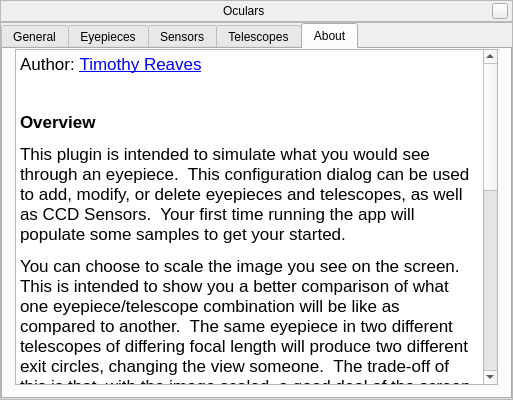
519984307/stellarium_src, file plugins/Oculars/src/gui/ocularDialog.ui: the form before one commit.
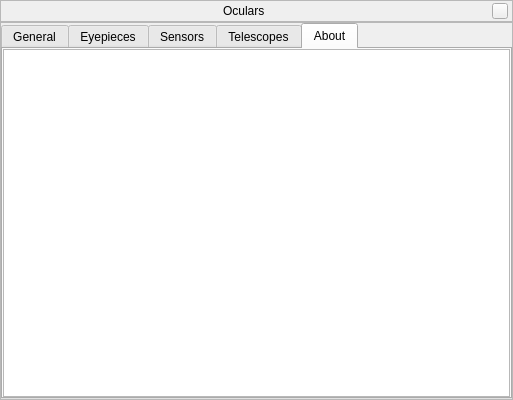
The form after the commit. The open tabs and pages were chosen to show the change. Icons and pictures are not drawn. Custom widgets are drawn as their Qt base class.

Commit message: Oculars About tab now uses dynamically generated text, including dynamic key bindings display and fixed degree signs; fixed wrong QAction name

Patch:
```diff
--- a/plugins/Oculars/src/gui/ocularDialog.ui
+++ b/plugins/Oculars/src/gui/ocularDialog.ui
@@ -1225,42 +1225,13 @@
           <string>About</string>
          </attribute>
          <layout class="QGridLayout" name="gridLayout">
-          <property name="leftMargin">
-           <number>12</number>
-          </property>
-          <property name="topMargin">
+          <property name="margin">
            <number>0</number>
           </property>
-          <property name="rightMargin">
-           <number>12</number>
-          </property>
-          <property name="bottomMargin">
-           <number>12</number>
-          </property>
           <item row="0" column="0">
            <widget class="QTextBrowser" name="textBrowser">
-            <property name="html">
-             <string>&lt;!DOCTYPE HTML PUBLIC &quot;-//W3C//DTD HTML 4.0//EN&quot; &quot;http://www.w3.org/TR/REC-html40/strict.dtd&quot;&gt;
-&lt;html&gt;&lt;head&gt;&lt;meta name=&quot;qrichtext&quot; content=&quot;1&quot; /&gt;&lt;style type=&quot;text/css&quot;&gt;
-p, li { white-space: pre-wrap; }
-&lt;/style&gt;&lt;/head&gt;&lt;body style=&quot; font-family:'Ubuntu'; font-size:11pt; font-weight:400; font-style:normal;&quot;&gt;
-&lt;table border=&quot;0&quot; style=&quot;-qt-table-type: root; margin-top:4px; margin-bottom:4px; margin-left:4px; margin-right:4px;&quot;&gt;
-&lt;tr&gt;
-&lt;td style=&quot;border: none;&quot;&gt;
-&lt;p style=&quot; margin-top:0px; margin-bottom:0px; margin-left:0px; margin-right:0px; -qt-block-indent:0; text-indent:0px;&quot;&gt;&lt;span style=&quot; font-family:'Lucida Grande'; font-size:13pt;&quot;&gt;Author: &lt;/span&gt;&lt;a href=&quot;treaves@silverfieldstech.com&quot;&gt;&lt;span style=&quot; font-family:'Lucida Grande'; font-size:13pt; text-decoration: underline; color:#0000ff;&quot;&gt;Timothy Reaves&lt;/span&gt;&lt;/a&gt;&lt;/p&gt;
-&lt;p style=&quot;-qt-paragraph-type:empty; margin-top:0px; margin-bottom:0px; margin-left:0px; margin-right:0px; -qt-block-indent:0; text-indent:0px; font-family:'Lucida Grande'; font-size:13pt;&quot;&gt;&lt;/p&gt;
-&lt;p style=&quot; margin-top:18px; margin-bottom:12px; margin-left:0px; margin-right:0px; -qt-block-indent:0; text-indent:0px;&quot;&gt;&lt;span style=&quot; font-family:'Lucida Grande'; font-size:13pt; font-weight:600;&quot;&gt;Overview&lt;/span&gt;&lt;/p&gt;
-&lt;p style=&quot; margin-top:12px; margin-bottom:12px; margin-left:0px; margin-right:0px; -qt-block-indent:0; text-indent:0px;&quot;&gt;&lt;span style=&quot; font-family:'Lucida Grande'; font-size:13pt;&quot;&gt;This plugin is intended to simulate what you would see through an eyepiece.  This configuration dialog can be used to add, modify, or delete eyepieces and telescopes, as well as CCD Sensors.  Your first time running the app will populate some samples to get your started.&lt;/span&gt;&lt;/p&gt;
-&lt;p style=&quot; margin-top:12px; margin-bottom:12px; margin-left:0px; margin-right:0px; -qt-block-indent:0; text-indent:0px;&quot;&gt;&lt;span style=&quot; font-family:'Lucida Grande'; font-size:13pt;&quot;&gt;You can choose to scale the image you see on the screen.  This is intended to show you a better comparison of what one eyepiece/telescope combination will be like as compared to another.  The same eyepiece in two different telescopes of differing focal length will produce two different exit circles, changing the view someone.  The trade-off of this is that, with the image scaled, a good deal of the screen can be wasted.  Therefor I recommend that you leave it off, unless you feel you have a need of it.&lt;/span&gt;&lt;/p&gt;
-&lt;p style=&quot; margin-top:12px; margin-bottom:12px; margin-left:0px; margin-right:0px; -qt-block-indent:0; text-indent:0px;&quot;&gt;&lt;span style=&quot; font-family:'Lucida Grande'; font-size:13pt;&quot;&gt;You can toggle a crosshair in the view.  Ideally, I wanted this to be aligned to North.  I've been unable to do so.  So currently it aligns to the top of the screen.&lt;/span&gt;&lt;/p&gt;
-&lt;p style=&quot; margin-top:12px; margin-bottom:12px; margin-left:0px; margin-right:0px; -qt-block-indent:0; text-indent:0px;&quot;&gt;&lt;span style=&quot; font-family:'Lucida Grande'; font-size:13pt;&quot;&gt;You can toggle a Telrad finder; this can only be done when you have not turned on the Ocular view.  This feature draws three concentric circles of 0.5°, 2.0°, and 4.0°, helping you see what you would expect to see with the naked eye through the Telrad (or similar) finder.&lt;/span&gt;&lt;/p&gt;
-&lt;p style=&quot; margin-top:12px; margin-bottom:12px; margin-left:0px; margin-right:0px; -qt-block-indent:0; text-indent:0px;&quot;&gt;&lt;span style=&quot; font-family:'Lucida Grande'; font-size:13pt;&quot;&gt;If you find any issues, please let me know.  Enjoy!&lt;/span&gt;&lt;/p&gt;
-&lt;p style=&quot; margin-top:18px; margin-bottom:12px; margin-left:0px; margin-right:0px; -qt-block-indent:0; text-indent:0px;&quot;&gt;&lt;span style=&quot; font-family:'Lucida Grande'; font-size:13pt; font-weight:600;&quot;&gt;Hot Keys&lt;/span&gt;&lt;/p&gt;
-&lt;p style=&quot; margin-top:12px; margin-bottom:12px; margin-left:0px; margin-right:0px; -qt-block-indent:0; text-indent:0px;&quot;&gt;&lt;span style=&quot; font-family:'Lucida Grande'; font-size:13pt;&quot;&gt;These keys are the default, and can be edited in the General Tab.  If you are not a Mac user, replace the &lt;/span&gt;&lt;span style=&quot; font-family:'Lucida Grande'; font-size:13pt; font-style:italic;&quot;&gt;Command&lt;/span&gt;&lt;span style=&quot; font-family:'Lucida Grande'; font-size:13pt;&quot;&gt; key with the &lt;/span&gt;&lt;span style=&quot; font-family:'Lucida Grande'; font-size:13pt; font-style:italic;&quot;&gt;CTRL&lt;/span&gt;&lt;span style=&quot; font-family:'Lucida Grande'; font-size:13pt;&quot;&gt; key.&lt;/span&gt;&lt;/p&gt;
-&lt;p style=&quot; margin-top:0px; margin-bottom:0px; margin-left:0px; margin-right:0px; -qt-block-indent:0; text-indent:0px;&quot;&gt;&lt;span style=&quot; font-family:'Lucida Grande'; font-size:13pt; font-weight:600;&quot;&gt;Command-O&lt;/span&gt;&lt;/p&gt;
-&lt;p style=&quot; margin-top:0px; margin-bottom:0px; margin-left:30px; margin-right:0px; -qt-block-indent:0; text-indent:0px;&quot;&gt;&lt;span style=&quot; font-family:'Lucida Grande'; font-size:13pt;&quot;&gt;Activate / de-activate the plugin.&lt;/span&gt;&lt;/p&gt;
-&lt;p style=&quot; margin-top:0px; margin-bottom:0px; margin-left:0px; margin-right:0px; -qt-block-indent:0; text-indent:0px;&quot;&gt;&lt;span style=&quot; font-family:'Lucida Grande'; font-size:13pt; font-weight:600;&quot;&gt;Alt-O&lt;/span&gt;&lt;/p&gt;
-&lt;p style=&quot; margin-top:0px; margin-bottom:0px; margin-left:30px; margin-right:0px; -qt-block-indent:0; text-indent:0px;&quot;&gt;&lt;span style=&quot; font-family:'Lucida Grande'; font-size:13pt;&quot;&gt;Shows the popup menu.&lt;/span&gt;&lt;/p&gt;&lt;/td&gt;&lt;/tr&gt;&lt;/table&gt;&lt;/body&gt;&lt;/html&gt;</string>
+            <property name="openExternalLinks">
+             <bool>true</bool>
             </property>
            </widget>
           </item>
```
The commit also changes 2 other files.
